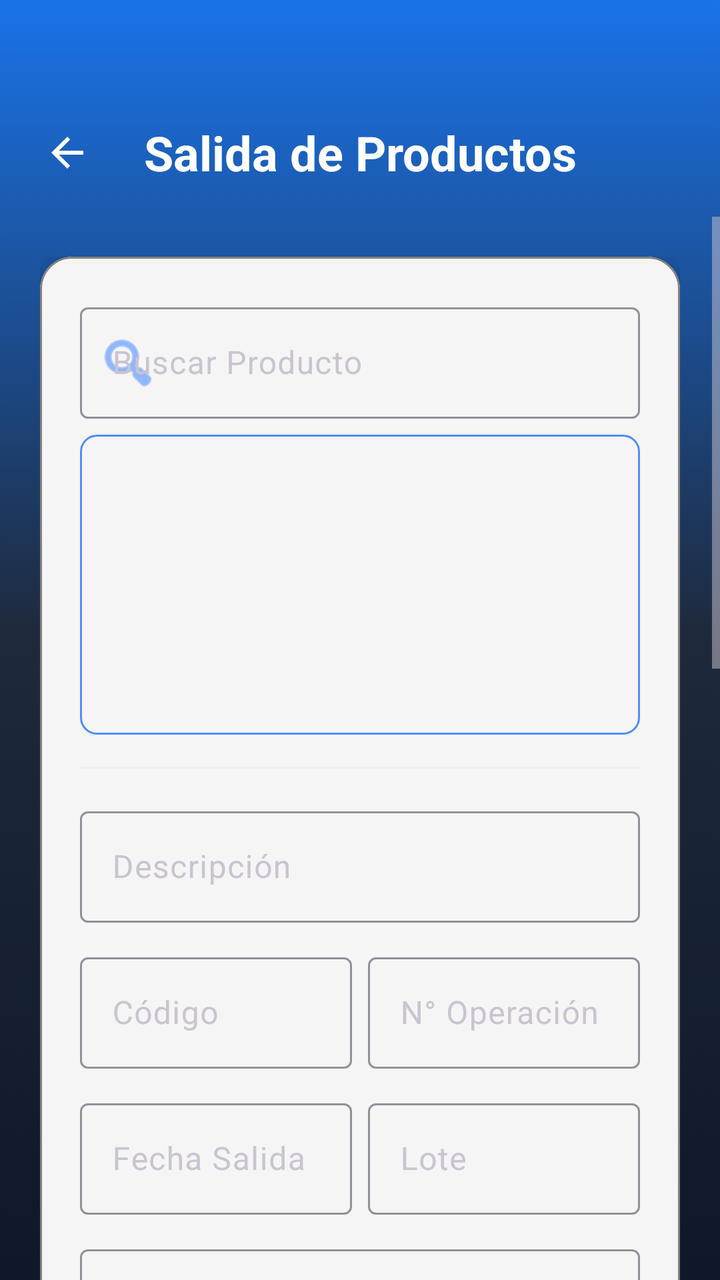
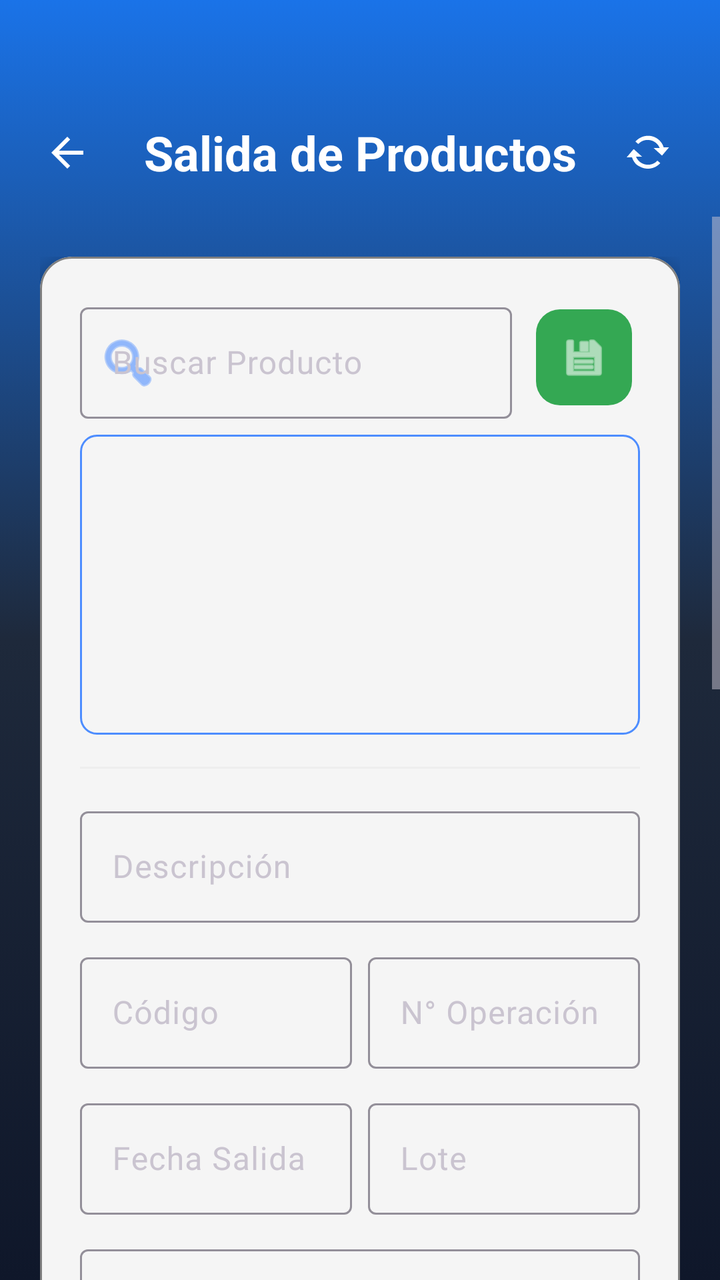

An Android layout rendered at two revisions. The XML below is the earlier revision; the diff shows what the commit changed to produce the second picture.
<!-- AndroidManifest.xml: application theme Theme.InventarioApp -->
<!-- res/layout/activity_salida_productos.xml -->
<?xml version="1.0" encoding="utf-8"?>
<androidx.constraintlayout.widget.ConstraintLayout xmlns:android="http://schemas.android.com/apk/res/android"
    xmlns:app="http://schemas.android.com/apk/res-auto"
    xmlns:tools="http://schemas.android.com/tools"
    android:layout_width="match_parent"
    android:layout_height="match_parent"
    android:background="@drawable/fondo_degradado">

    
    <TextView
        android:id="@+id/tvTituloSalida"
        android:layout_width="wrap_content"
        android:layout_height="wrap_content"
        android:layout_marginTop="60dp"
        android:gravity="center"
        android:text="@string/title_salida"
        android:textColor="@color/white"
        android:textSize="24sp"
        android:textStyle="bold"
        app:layout_constraintEnd_toEndOf="parent"
        app:layout_constraintStart_toStartOf="parent"
        app:layout_constraintTop_toTopOf="parent" />

    <ImageButton
        android:id="@+id/btnBack"
        android:layout_width="51dp"
        android:layout_height="56dp"
        android:layout_marginStart="8dp"
        android:background="?attr/selectableItemBackgroundBorderless"
        android:contentDescription="@string/btn_volver"
        android:elevation="8dp"
        android:padding="12dp"
        android:src="@drawable/ic_back"
        app:layout_constraintBottom_toBottomOf="@id/tvTituloSalida"
        app:layout_constraintStart_toStartOf="parent"
        app:layout_constraintTop_toTopOf="@id/tvTituloSalida"
        app:tint="@color/white" />

    
    <ScrollView
        android:layout_width="match_parent"
        android:layout_height="0dp"
        android:layout_marginTop="16dp"
        android:fillViewport="true"
        app:layout_constraintBottom_toBottomOf="parent"
        app:layout_constraintTop_toBottomOf="@id/tvTituloSalida">

        <LinearLayout
            android:layout_width="match_parent"
            android:layout_height="wrap_content"
            android:orientation="vertical"
            android:padding="20dp">

            <com.google.android.material.card.MaterialCardView
                android:layout_width="match_parent"
                android:layout_height="wrap_content"
                app:cardCornerRadius="16dp"
                app:cardElevation="4dp"
                app:cardBackgroundColor="@color/smoke_white"
                app:strokeWidth="1dp"
                app:strokeColor="@color/gray">

                <LinearLayout
                    android:layout_width="match_parent"
                    android:layout_height="wrap_content"
                    android:orientation="vertical"
                    android:padding="20dp">

                    
                    <com.google.android.material.textfield.TextInputLayout
                        android:id="@+id/tilBusqueda"
                        style="@style/Widget.Material3.TextInputLayout.OutlinedBox"
                        android:layout_width="match_parent"
                        android:layout_height="wrap_content"
                        android:hint="@string/hint_buscar_producto"
                        app:startIconDrawable="@android:drawable/ic_menu_search"
                        app:startIconTint="@color/primary"
                        app:endIconMode="clear_text"
                        app:endIconTint="@color/gray"
                        app:hintTextColor="@color/black">

                        <com.google.android.material.textfield.TextInputEditText
                            android:id="@+id/etBusquedaProductos"
                            android:layout_width="match_parent"
                            android:layout_height="wrap_content"
                            android:textColor="@color/black"
                            android:inputType="text" />
                    </com.google.android.material.textfield.TextInputLayout>

                    <androidx.recyclerview.widget.RecyclerView
                        android:id="@+id/rvProductosBusqueda"
                        android:layout_width="match_parent"
                        android:layout_height="150dp"
                        android:layout_marginTop="8dp"
                        android:background="@drawable/bg_list_with_border" />

                    <View android:layout_width="match_parent" android:layout_height="1dp" android:layout_marginVertical="16dp" android:background="#EEEEEE" />

                    
                    <com.google.android.material.textfield.TextInputLayout
                        android:id="@+id/tilDescripcion"
                        style="@style/Widget.Material3.TextInputLayout.OutlinedBox"
                        android:layout_width="match_parent"
                        android:layout_height="wrap_content"
                        android:hint="@string/hint_descripcion"
                        app:hintTextColor="@color/black">

                        <com.google.android.material.textfield.TextInputEditText
                            android:id="@+id/etDescripcion"
                            android:layout_width="match_parent"
                            android:layout_height="wrap_content"
                            android:enabled="false"
                            android:textColor="@color/black"
                            android:inputType="text" />
                    </com.google.android.material.textfield.TextInputLayout>

                    <LinearLayout
                        android:layout_width="match_parent"
                        android:layout_height="wrap_content"
                        android:layout_marginTop="12dp"
                        android:orientation="horizontal">

                        <com.google.android.material.textfield.TextInputLayout
                            android:id="@+id/tilCodigo"
                            style="@style/Widget.Material3.TextInputLayout.OutlinedBox"
                            android:layout_width="0dp"
                            android:layout_height="wrap_content"
                            android:layout_weight="1"
                            android:layout_marginEnd="8dp"
                            android:hint="@string/label_codigo"
                            app:hintTextColor="@color/black">

                            <com.google.android.material.textfield.TextInputEditText
                                android:id="@+id/etCodigo"
                                android:layout_width="match_parent"
                                android:layout_height="wrap_content"
                                android:enabled="false"
                                android:textColor="@color/black"
                                android:inputType="text" />
                        </com.google.android.material.textfield.TextInputLayout>

                        <com.google.android.material.textfield.TextInputLayout
                            android:id="@+id/tilOperacion"
                            style="@style/Widget.Material3.TextInputLayout.OutlinedBox"
                            android:layout_width="0dp"
                            android:layout_height="wrap_content"
                            android:layout_weight="1"
                            android:hint="@string/label_operacion"
                            app:hintTextColor="@color/black">

                            <com.google.android.material.textfield.TextInputEditText
                                android:id="@+id/etOperacion"
                                android:layout_width="match_parent"
                                android:layout_height="wrap_content"
                                android:enabled="false"
                                android:textColor="@color/black"
                                android:inputType="number" />
                        </com.google.android.material.textfield.TextInputLayout>
                    </LinearLayout>

                    <LinearLayout
                        android:layout_width="match_parent"
                        android:layout_height="wrap_content"
                        android:layout_marginTop="12dp"
                        android:orientation="horizontal">

                        <com.google.android.material.textfield.TextInputLayout
                            android:id="@+id/tilFechaSalida"
                            style="@style/Widget.Material3.TextInputLayout.OutlinedBox"
                            android:layout_width="0dp"
                            android:layout_height="wrap_content"
                            android:layout_weight="1"
                            android:layout_marginEnd="8dp"
                            android:hint="@string/label_fecha_salida"
                            app:hintTextColor="@color/black">

                            <com.google.android.material.textfield.TextInputEditText
                                android:id="@+id/etFechaSalida"
                                android:layout_width="match_parent"
                                android:layout_height="wrap_content"
                                android:enabled="false"
                                android:textColor="@color/black"
                                android:inputType="date" />
                        </com.google.android.material.textfield.TextInputLayout>

                        <com.google.android.material.textfield.TextInputLayout
                            android:id="@+id/tilLote"
                            style="@style/Widget.Material3.TextInputLayout.OutlinedBox"
                            android:layout_width="0dp"
                            android:layout_height="wrap_content"
                            android:layout_weight="1"
                            android:hint="@string/label_lote"
                            app:hintTextColor="@color/black">

                            <com.google.android.material.textfield.TextInputEditText
                                android:id="@+id/etLote"
                                android:layout_width="match_parent"
                                android:layout_height="wrap_content"
                                android:enabled="false"
                                android:textColor="@color/black"
                                android:inputType="text" />
                        </com.google.android.material.textfield.TextInputLayout>
                    </LinearLayout>

                    <com.google.android.material.textfield.TextInputLayout
                        android:id="@+id/tilUsuario"
                        style="@style/Widget.Material3.TextInputLayout.OutlinedBox"
                        android:layout_width="match_parent"
                        android:layout_height="wrap_content"
                        android:layout_marginTop="12dp"
                        android:hint="@string/label_usuario"
                        app:hintTextColor="@color/black">

                        <com.google.android.material.textfield.TextInputEditText
                            android:id="@+id/etUsuario"
                            android:layout_width="match_parent"
                            android:layout_height="wrap_content"
                            android:textColor="@color/black"
                            android:inputType="text" />
                    </com.google.android.material.textfield.TextInputLayout>

                    <com.google.android.material.textfield.TextInputLayout
                        android:id="@+id/tilCantidad"
                        style="@style/Widget.Material3.TextInputLayout.OutlinedBox"
                        android:layout_width="match_parent"
                        android:layout_height="wrap_content"
                        android:layout_marginTop="12dp"
                        android:hint="@string/label_cantidad_retirar"
                        app:hintTextColor="@color/black">

                        <com.google.android.material.textfield.TextInputEditText
                            android:id="@+id/etCantidad"
                            android:layout_width="match_parent"
                            android:layout_height="wrap_content"
                            android:textColor="@color/black"
                            android:inputType="number" />
                    </com.google.android.material.textfield.TextInputLayout>

                    
                    <LinearLayout
                        android:layout_width="match_parent"
                        android:layout_height="wrap_content"
                        android:layout_marginTop="24dp"
                        android:orientation="horizontal">

                        <com.google.android.material.button.MaterialButton
                            android:id="@+id/btnAgregar"
                            android:layout_width="0dp"
                            android:layout_height="wrap_content"
                            android:layout_weight="1"
                            android:layout_marginEnd="8dp"
                            android:padding="12dp"
                            android:text="@string/btn_agregar"
                            app:cornerRadius="12dp" />

                        <com.google.android.material.button.MaterialButton
                            android:id="@+id/btnImportarExcel"
                            android:layout_width="0dp"
                            android:layout_height="wrap_content"
                            android:layout_weight="1"
                            android:padding="12dp"
                            android:text="@string/btn_excel"
                            android:textColor="@color/white"
                            app:backgroundTint="@color/design_default_color_secondary_variant"
                            app:cornerRadius="12dp"
                            app:icon="@android:drawable/ic_menu_save"
                            app:iconTint="@color/white" />
                    </LinearLayout>

                    <View android:layout_width="match_parent" android:layout_height="1dp" android:layout_marginVertical="16dp" android:background="#EEEEEE" />

                    <LinearLayout
                        android:layout_width="match_parent"
                        android:layout_height="wrap_content"
                        android:gravity="center_vertical"
                        android:orientation="horizontal">

                        <TextView
                            android:layout_width="0dp"
                            android:layout_height="wrap_content"
                            android:layout_weight="1"
                            android:text="@string/label_productos_seleccionados"
                            android:textColor="@color/primary"
                            android:textStyle="bold" />

                        <com.google.android.material.button.MaterialButton
                            android:id="@+id/btnEliminar"
                            style="@style/Widget.Material3.Button.TextButton"
                            android:layout_width="wrap_content"
                            android:layout_height="wrap_content"
                            android:minWidth="0dp"
                            android:minHeight="0dp"
                            android:padding="4dp"
                            android:text="@string/btn_eliminar"
                            android:textColor="@color/error_red"
                            android:textSize="12sp"
                            app:icon="@android:drawable/ic_menu_delete"
                            app:iconSize="18dp"
                            app:iconTint="@color/error_red" />
                    </LinearLayout>

                    <androidx.recyclerview.widget.RecyclerView
                        android:id="@+id/rvProductos"
                        android:layout_width="match_parent"
                        android:layout_height="200dp"
                        android:layout_marginTop="8dp"
                        android:background="@drawable/bg_list_with_border" />

                    
                    <com.google.android.material.button.MaterialButton
                        android:id="@+id/btnSalir"
                        android:layout_width="match_parent"
                        android:layout_height="wrap_content"
                        android:layout_marginTop="24dp"
                        android:padding="16dp"
                        android:text="@string/btn_finalizar"
                        app:cornerRadius="12dp" />

                    <com.google.android.material.button.MaterialButton
                        android:id="@+id/btnModificar"
                        style="@style/Widget.Material3.Button.TextButton"
                        android:layout_width="match_parent"
                        android:layout_height="wrap_content"
                        android:layout_marginTop="8dp"
                        android:text="@string/btn_modificar"
                        android:textColor="@color/gray" />

                </LinearLayout>
            </com.google.android.material.card.MaterialCardView>

            <View
                android:layout_width="match_parent"
                android:layout_height="60dp" />

        </LinearLayout>
    </ScrollView>

</androidx.constraintlayout.widget.ConstraintLayout>
<!-- resources referenced by this layout -->
<resources>
  <color name="black">#FF000000</color>
  <color name="error_red">#FF6B6B</color>
  <color name="gray">#FF808080</color>
  <color name="primary">#4D8DFF</color>
  <color name="smoke_white">#F5F5F5</color>
  <color name="white">#FFFFFFFF</color>
  <!-- drawable bg_list_with_border (drawable) -->
  <?xml version="1.0" encoding="utf-8"?>
  <shape xmlns:android="http://schemas.android.com/apk/res/android">
      <solid android:color="@color/smoke_white" />
      <stroke
          android:width="1dp"
          android:color="@color/primary" />
      <corners android:radius="8dp" />
  </shape>
  <!-- drawable fondo_degradado (drawable) -->
  <?xml version="1.0" encoding="utf-8"?>
  <selector xmlns:android="http://schemas.android.com/apk/res/android">
      <item>
          <shape android:shape="rectangle">
              <gradient
                  android:angle="270"
                  android:startColor="@color/grad_start"
                  android:centerColor="@color/surface"
                  android:endColor="#0F172A" />
          </shape>
      </item>
  </selector>
  <!-- drawable ic_back (drawable) -->
  <vector xmlns:android="http://schemas.android.com/apk/res/android"
      android:width="24dp"
      android:height="24dp"
      android:viewportWidth="24"
      android:viewportHeight="24">
    <path
        android:fillColor="#FFFFFF"
        android:pathData="M20,11H7.83l5.59,-5.59L12,4l-8,8 8,8 1.41,-1.41L7.83,13H20v-2z"/>
  </vector>
  <string name="btn_agregar">AGREGAR</string>
  <string name="btn_eliminar">ELIMINAR</string>
  <string name="btn_excel">Exportar Excel</string>
  <string name="btn_finalizar">FINALIZAR</string>
  <string name="btn_modificar">MODIFICAR</string>
  <string name="btn_volver">Volver</string>
  <string name="hint_buscar_producto">Buscar Producto</string>
  <string name="hint_descripcion">Descripción</string>
  <string name="label_cantidad_retirar">Cantidad a Retirar</string>
  <string name="label_codigo">Código</string>
  <string name="label_fecha_salida">Fecha Salida</string>
  <string name="label_lote">Lote</string>
  <string name="label_operacion">N° Operación</string>
  <string name="label_productos_seleccionados">Productos Seleccionados</string>
  <string name="label_usuario">Usuario</string>
  <string name="title_salida">Salida de Productos</string>
  <style name="Theme.InventarioApp" parent="Theme.Material3.Dark.NoActionBar">
          
          <item name="colorPrimary">@color/primary</item>
          <item name="colorOnPrimary">@color/white</item>
          <item name="colorPrimaryContainer">@color/primary_variant</item>
          <item name="colorOnPrimaryContainer">@color/white</item>
          <item name="colorSecondary">@color/secondary</item>
          <item name="android:statusBarColor">#0F172A</item>
          <item name="android:windowBackground">@drawable/fondo_degradado</item>
  
          
          <item name="textInputStyle">@style/Widget.Material3.TextInputLayout.OutlinedBox</item>
      </style>
  <color name="grad_start">#1A73E8</color>
  <color name="surface">#1E293B</color>
  <color name="primary_variant">#1A73E8</color>
  <color name="secondary">#34A853</color>
</resources>

<!-- the commit's change to res/layout/activity_salida_productos.xml (unified diff, before → after) -->
@@ -36,6 +36,20 @@
         app:layout_constraintTop_toTopOf="@id/tvTituloSalida"
         app:tint="@color/white" />
 
+    <ImageButton
+        android:id="@+id/btnActualizar"
+        android:layout_width="40dp"
+        android:layout_height="40dp"
+        android:layout_marginEnd="16dp"
+        android:background="?attr/selectableItemBackgroundBorderless"
+        android:contentDescription="@string/btn_actualizar"
+        android:padding="8dp"
+        android:src="@android:drawable/stat_notify_sync"
+        app:layout_constraintBottom_toBottomOf="@id/tvTituloSalida"
+        app:layout_constraintEnd_toEndOf="parent"
+        app:layout_constraintTop_toTopOf="@id/tvTituloSalida"
+        app:tint="@color/white" />
+
     
     <ScrollView
         android:layout_width="match_parent"
@@ -67,25 +81,48 @@
                     android:padding="20dp">
 
                     
-                    <com.google.android.material.textfield.TextInputLayout
-                        android:id="@+id/tilBusqueda"
-                        style="@style/Widget.Material3.TextInputLayout.OutlinedBox"
-                        android:layout_width="match_parent"
-                        android:layout_height="wrap_content"
-                        android:hint="@string/hint_buscar_producto"
-                        app:startIconDrawable="@android:drawable/ic_menu_search"
-                        app:startIconTint="@color/primary"
-                        app:endIconMode="clear_text"
-                        app:endIconTint="@color/gray"
-                        app:hintTextColor="@color/black">
-
-                        <com.google.android.material.textfield.TextInputEditText
-                            android:id="@+id/etBusquedaProductos"
-                            android:layout_width="match_parent"
-                            android:layout_height="wrap_content"
-                            android:textColor="@color/black"
-                            android:inputType="text" />
-                    </com.google.android.material.textfield.TextInputLayout>
+                    <LinearLayout
+                        android:layout_width="match_parent"
+                        android:layout_height="wrap_content"
+                        android:gravity="center_vertical"
+                        android:orientation="horizontal">
+
+                        <com.google.android.material.textfield.TextInputLayout
+                            android:id="@+id/tilBusqueda"
+                            style="@style/Widget.Material3.TextInputLayout.OutlinedBox"
+                            android:layout_width="0dp"
+                            android:layout_height="wrap_content"
+                            android:layout_weight="1"
+                            android:layout_marginEnd="8dp"
+                            android:hint="@string/hint_buscar_producto"
+                            app:startIconDrawable="@android:drawable/ic_menu_search"
+                            app:startIconTint="@color/primary"
+                            app:endIconMode="clear_text"
+                            app:endIconTint="@color/gray"
+                            app:hintTextColor="@color/black">
+
+                            <com.google.android.material.textfield.TextInputEditText
+                                android:id="@+id/etBusquedaProductos"
+                                android:layout_width="match_parent"
+                                android:layout_height="wrap_content"
+                                android:textColor="@color/black"
+                                android:inputType="text" />
+                        </com.google.android.material.textfield.TextInputLayout>
+
+                        <com.google.android.material.button.MaterialButton
+                            android:id="@+id/btnImportarExcel"
+                            style="@style/Widget.Material3.Button.IconButton.Filled"
+                            android:layout_width="56dp"
+                            android:layout_height="56dp"
+                            android:contentDescription="@string/btn_excel"
+                            app:backgroundTint="@color/secondary"
+                            app:cornerRadius="12dp"
+                            app:icon="@android:drawable/ic_menu_save"
+                            app:iconGravity="textStart"
+                            app:iconPadding="0dp"
+                            app:iconSize="24dp"
+                            app:iconTint="@color/white" />
+                    </LinearLayout>
 
                     <androidx.recyclerview.widget.RecyclerView
                         android:id="@+id/rvProductosBusqueda"
@@ -241,30 +278,18 @@
                         android:layout_width="match_parent"
                         android:layout_height="wrap_content"
                         android:layout_marginTop="24dp"
+                        android:gravity="center"
                         android:orientation="horizontal">
 
                         <com.google.android.material.button.MaterialButton
                             android:id="@+id/btnAgregar"
-                            android:layout_width="0dp"
-                            android:layout_height="wrap_content"
-                            android:layout_weight="1"
-                            android:layout_marginEnd="8dp"
+                            android:layout_width="wrap_content"
+                            android:layout_height="wrap_content"
+                            android:minWidth="200dp"
                             android:padding="12dp"
                             android:text="@string/btn_agregar"
                             app:cornerRadius="12dp" />
 
-                        <com.google.android.material.button.MaterialButton
-                            android:id="@+id/btnImportarExcel"
-                            android:layout_width="0dp"
-                            android:layout_height="wrap_content"
-                            android:layout_weight="1"
-                            android:padding="12dp"
-                            android:text="@string/btn_excel"
-                            android:textColor="@color/white"
-                            app:backgroundTint="@color/design_default_color_secondary_variant"
-                            app:cornerRadius="12dp"
-                            app:icon="@android:drawable/ic_menu_save"
-                            app:iconTint="@color/white" />
                     </LinearLayout>
 
                     <View android:layout_width="match_parent" android:layout_height="1dp" android:layout_marginVertical="16dp" android:background="#EEEEEE" />
@@ -284,19 +309,43 @@
                             android:textStyle="bold" />
 
                         <com.google.android.material.button.MaterialButton
-                            android:id="@+id/btnEliminar"
-                            style="@style/Widget.Material3.Button.TextButton"
+                            android:id="@+id/btnModificar"
+                            style="@style/Widget.Material3.Button.OutlinedButton"
                             android:layout_width="wrap_content"
                             android:layout_height="wrap_content"
+                            android:layout_marginEnd="8dp"
                             android:minWidth="0dp"
                             android:minHeight="0dp"
-                            android:padding="4dp"
+                            android:paddingHorizontal="8dp"
+                            android:paddingVertical="4dp"
+                            android:text="@string/btn_modificar"
+                            android:textColor="@color/primary"
+                            android:textSize="12sp"
+                            app:cornerRadius="8dp"
+                            app:icon="@android:drawable/ic_menu_edit"
+                            app:iconSize="16dp"
+                            app:iconTint="@color/primary"
+                            app:strokeColor="@color/primary"
+                            app:strokeWidth="1dp" />
+
+                        <com.google.android.material.button.MaterialButton
+                            android:id="@+id/btnEliminar"
+                            style="@style/Widget.Material3.Button.OutlinedButton"
+                            android:layout_width="wrap_content"
+                            android:layout_height="wrap_content"
+                            android:minWidth="0dp"
+                            android:minHeight="0dp"
+                            android:paddingHorizontal="8dp"
+                            android:paddingVertical="4dp"
                             android:text="@string/btn_eliminar"
                             android:textColor="@color/error_red"
                             android:textSize="12sp"
+                            app:cornerRadius="8dp"
                             app:icon="@android:drawable/ic_menu_delete"
-                            app:iconSize="18dp"
-                            app:iconTint="@color/error_red" />
+                            app:iconSize="16dp"
+                            app:iconTint="@color/error_red"
+                            app:strokeColor="@color/error_red"
+                            app:strokeWidth="1dp" />
                     </LinearLayout>
 
                     <androidx.recyclerview.widget.RecyclerView
@@ -316,15 +365,6 @@
                         android:text="@string/btn_finalizar"
                         app:cornerRadius="12dp" />
 
-                    <com.google.android.material.button.MaterialButton
-                        android:id="@+id/btnModificar"
-                        style="@style/Widget.Material3.Button.TextButton"
-                        android:layout_width="match_parent"
-                        android:layout_height="wrap_content"
-                        android:layout_marginTop="8dp"
-                        android:text="@string/btn_modificar"
-                        android:textColor="@color/gray" />
-
                 </LinearLayout>
             </com.google.android.material.card.MaterialCardView>
 
<!-- resource entries referenced after the edit -->
@@ -4,6 +4,7 @@
   <color name="error_red">#FF6B6B</color>
   <color name="gray">#FF808080</color>
   <color name="primary">#4D8DFF</color>
+  <color name="secondary">#34A853</color>
   <color name="smoke_white">#F5F5F5</color>
   <color name="white">#FFFFFFFF</color>
   <!-- drawable bg_list_with_border (drawable) -->
@@ -38,6 +39,7 @@
         android:fillColor="#FFFFFF"
         android:pathData="M20,11H7.83l5.59,-5.59L12,4l-8,8 8,8 1.41,-1.41L7.83,13H20v-2z"/>
   </vector>
+  <string name="btn_actualizar">ACTUALIZAR</string>
   <string name="btn_agregar">AGREGAR</string>
   <string name="btn_eliminar">ELIMINAR</string>
   <string name="btn_excel">Exportar Excel</string>
@@ -70,6 +72,5 @@
   <color name="grad_start">#1A73E8</color>
   <color name="surface">#1E293B</color>
   <color name="primary_variant">#1A73E8</color>
-  <color name="secondary">#34A853</color>
 </resources>
 
